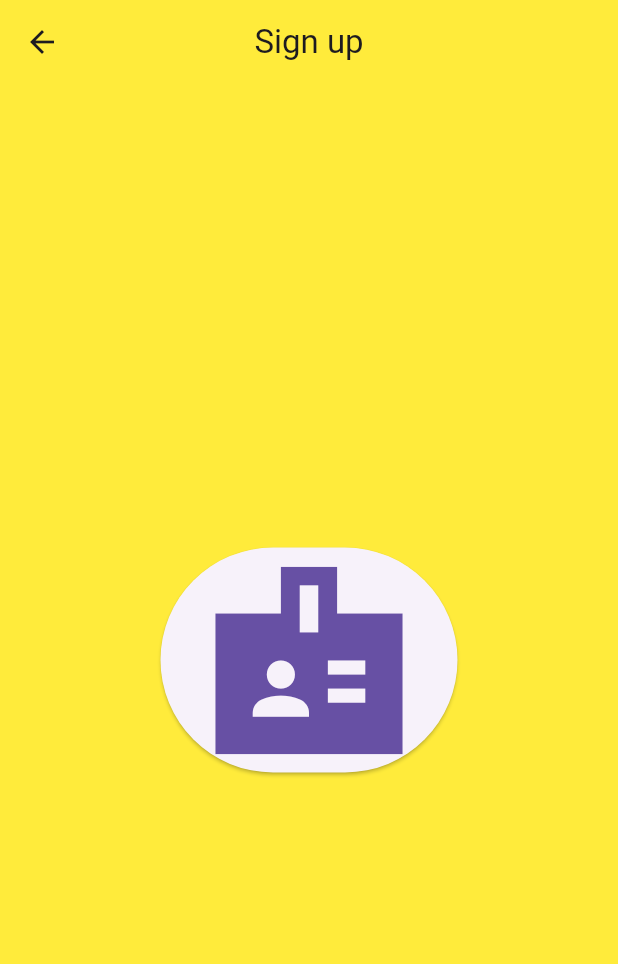
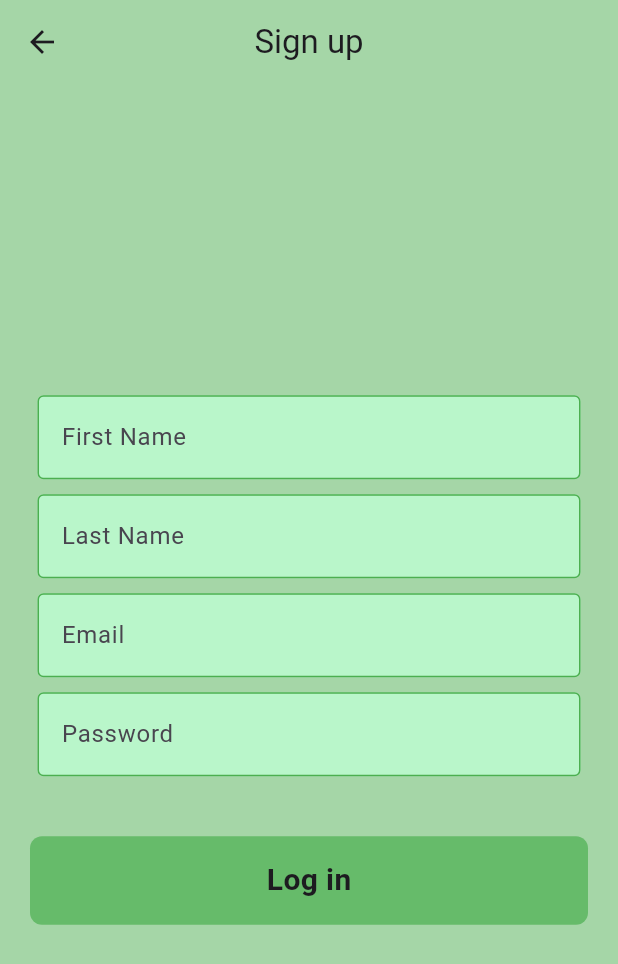
Before and after one commit to avanthaf/sdgp_login, a Flutter app: the screen it shows after launch, after a tap on "Sign up for free", on a phone screen of 412 x 824 dp. Shown: the top 964 px of the screen. Run offline on Flutter 3.47's test engine with Material 3 defaults, Android fonts, the phone set to English and light mode, and no system bars.

Commit message:
sign up page UI done

```diff
--- a/lib/login_page.dart
+++ b/lib/login_page.dart
@@ -54,8 +54,8 @@ class LoginPage extends StatelessWidget {
               const MySizedBox(BoxHeight: 1),
               MyTextField(
                 controller: passwordController,
+                hintText: "Password",
                 obscureText: true,
-                hintText: "Password",
               ),
 
               // Forgot Password Text
@@ -73,8 +73,8 @@ class LoginPage extends StatelessWidget {
               Row(
                 mainAxisAlignment: MainAxisAlignment.center,
                 children: [
-                  Text("New to the app?"),
-                  SizedBox(width: 5),
+                  const Text("New to the app?"),
+                  const SizedBox(width: 5),
                   newGesture(context),
                 ],
               ),
--- a/lib/signup_page.dart
+++ b/lib/signup_page.dart
@@ -1,25 +1,64 @@
 import 'package:flutter/material.dart';
+import 'package:sdgp_login/components/my_button.dart';
+import 'package:sdgp_login/components/my_sizedbox.dart';
+import 'package:sdgp_login/components/my_textfield.dart';
 
 class SignupPage extends StatelessWidget {
-  const SignupPage({super.key});
+  SignupPage({super.key});
+  final firstnameController = TextEditingController();
+  final lastnameController = TextEditingController();
+  final usernameController = TextEditingController();
+  final passwordController = TextEditingController();
+
+  void RegisterUser() {}
 
   @override
   Widget build(BuildContext context) {
     return Scaffold(
+      backgroundColor: Colors.green[200],
       appBar: AppBar(
         centerTitle: true,
         title: Text("Sign up"),
-        backgroundColor: Colors.yellow,
+        backgroundColor: Colors.green[200],
       ),
-      backgroundColor: Colors.yellow,
       body: Center(
-        child: ElevatedButton(
-          onPressed: () {
-            Navigator.pop(context);
-          },
-          child: const Icon(
-            Icons.badge_sharp,
-            size: 150,
+        child: SingleChildScrollView(
+          child: Column(
+            mainAxisAlignment: MainAxisAlignment.center,
+            children: [
+              // First name text field
+              MyTextField(
+                  controller: firstnameController,
+                  hintText: "First Name",
+                  obscureText: false),
+              const MySizedBox(BoxHeight: 1),
+
+              // Last name text field
+              MyTextField(
+                  controller: lastnameController,
+                  hintText: "Last Name",
+                  obscureText: false),
+              const MySizedBox(BoxHeight: 1),
+
+              // Email text field
+              MyTextField(
+                  controller: usernameController,
+                  hintText: "Email",
+                  obscureText: false),
+              const MySizedBox(BoxHeight: 1),
+
+              // Password Text field
+              MyTextField(
+                controller: passwordController,
+                hintText: "Password",
+                obscureText: true,
+              ),
+
+              const MySizedBox(BoxHeight: 4),
+              MyButton(
+                onTap: RegisterUser,
+              ),
+            ],
           ),
         ),
       ),
```
